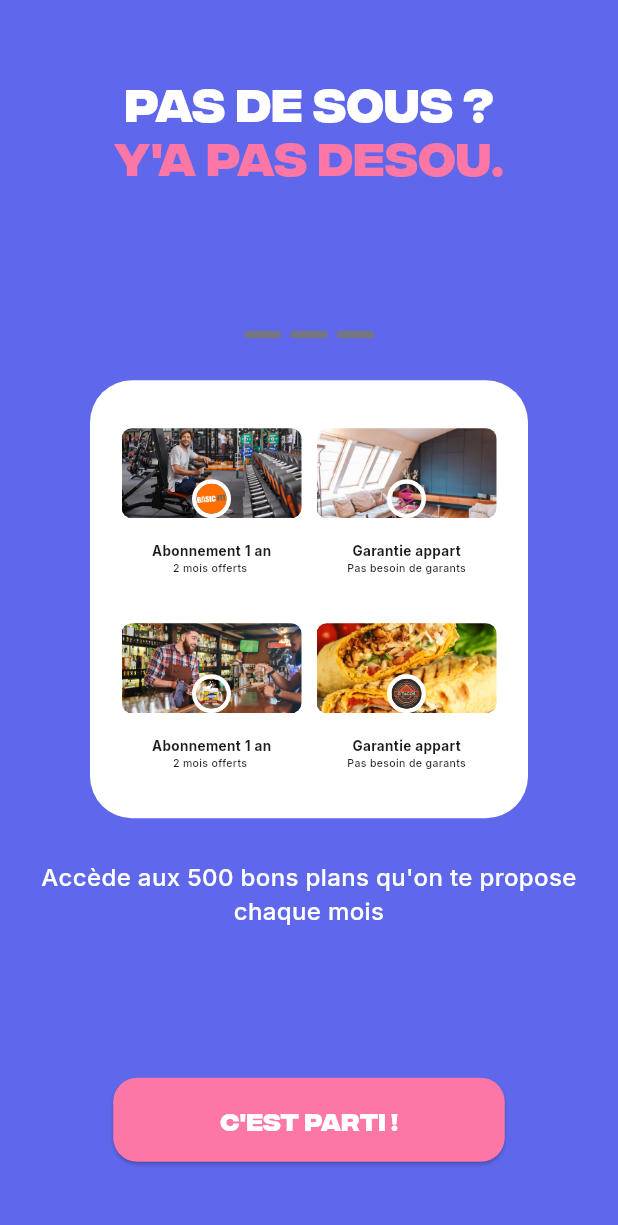
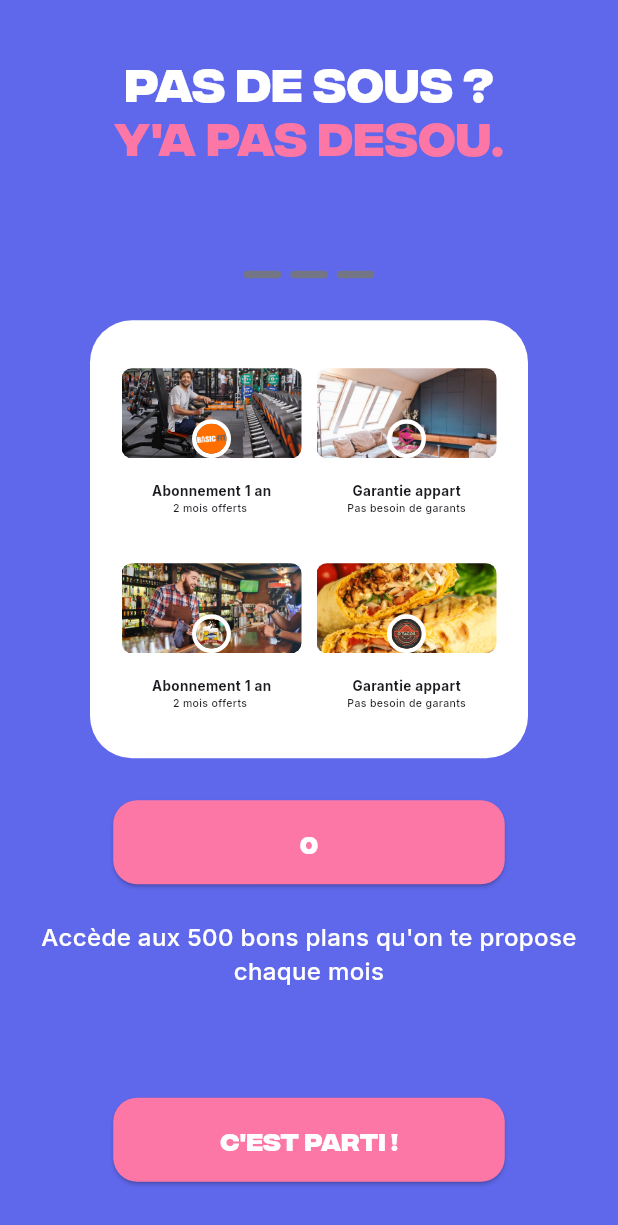
Before and after one commit to eliottignoble/feeder_app, a Flutter app: the screen it shows after launch, on a phone screen of 412 x 824 dp. Shown: the top 1225 px of the screen. Run offline on Flutter 3.47's test engine with Material 3 defaults, Android fonts, the light colour scheme and no system bars; our stand-ins replace go_router, shared_preferences.

Commit message:
:memo: added counter

```diff
--- a/lib/features/onboarding/presentation/components/cards-onboarding.dart
+++ b/lib/features/onboarding/presentation/components/cards-onboarding.dart
@@ -25,7 +25,7 @@ class CardsOnboarding extends StatelessWidget {
       itemExtent: 300,
       itemSnapping: true,
       children: chunkedImages.map((sublist) {
-        final index = sublist.length;
+        final index = sublist;
         print(chunkedImages.length);
         return Column(
           children: [
--- /dev/null
+++ b/lib/features/onboarding/presentation/components/counter.dart
@@ -0,0 +1,24 @@
+import 'package:feeed/features/shared/style/components/cta_button.dart';
+import 'package:flutter/cupertino.dart';
+
+class Counter extends StatefulWidget {
+  const Counter({super.key});
+
+  @override
+  State<Counter> createState() => _CounterState();
+}
+
+class _CounterState extends State<Counter> {
+  int _counter = 0;
+
+  void _increment() {
+    setState(() {
+      _counter++;
+    });
+  }
+
+  @override
+  Widget build(BuildContext context) {
+    return CtaButton(text: "$_counter", onPressed: (() => _increment()));
+  }
+}
--- a/lib/features/onboarding/presentation/steps/onboarding_start.dart
+++ b/lib/features/onboarding/presentation/steps/onboarding_start.dart
@@ -1,6 +1,7 @@
 import 'package:feeed/assets/colors.dart';
 import 'package:feeed/assets/typography.dart';
 import 'package:feeed/features/onboarding/presentation/components/cards-onboarding.dart';
+import 'package:feeed/features/onboarding/presentation/components/counter.dart';
 import 'package:feeed/features/shared/style/components/cta_button.dart';
 import 'package:feeed/providers/onboarding_providers.dart';
 import 'package:flutter/material.dart';
@@ -73,6 +74,8 @@ class OnboardingStart extends StatelessWidget {
                 ),
                 // appelle du caroussel
                 Container(height: 300, width: 300, child: CardsOnboarding()),
+                //counter
+                Counter(),
                 // text
                 Text(
                   "Accède aux 500 bons plans qu'on te propose chaque mois",
```
